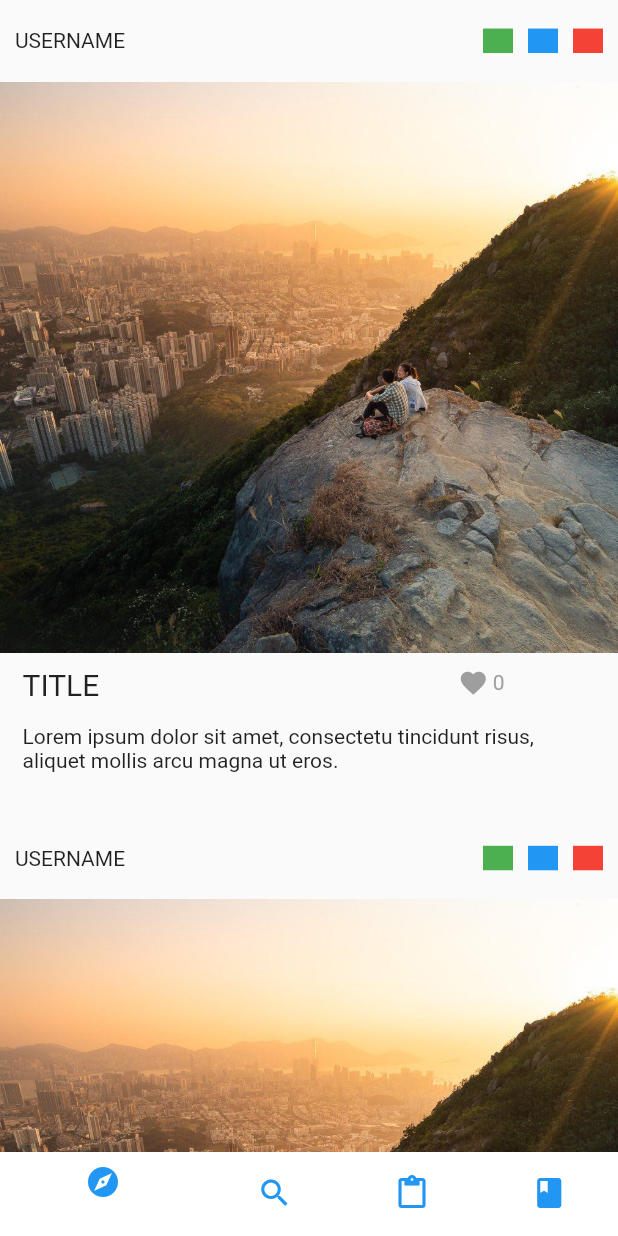
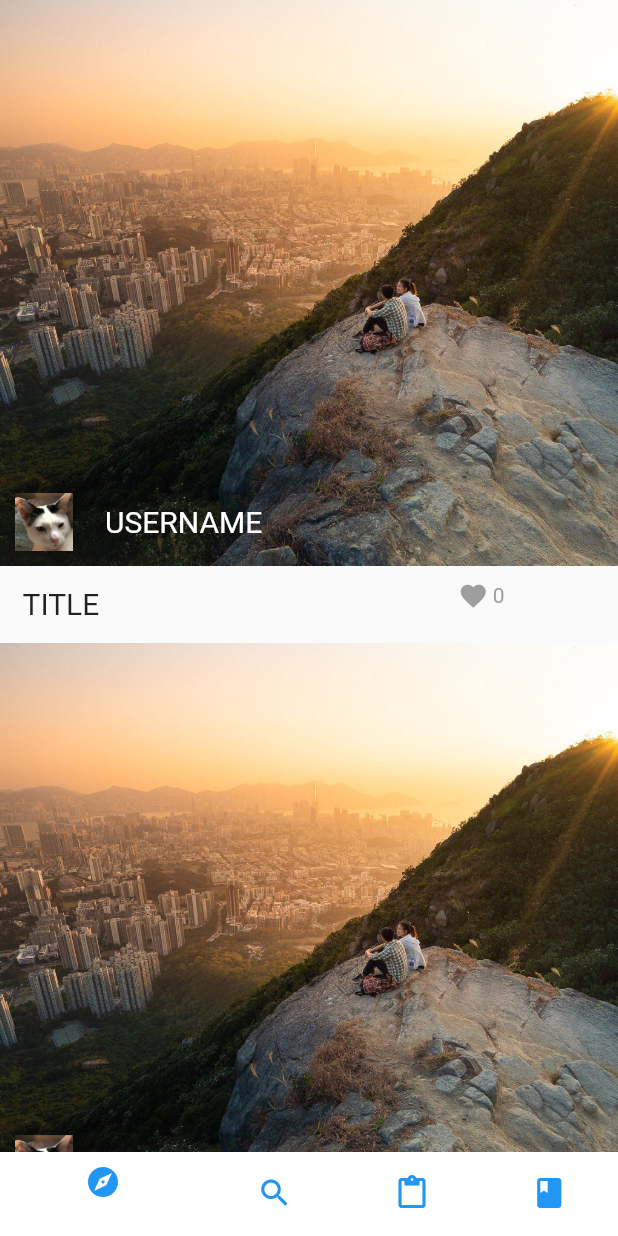
Before and after one commit to EdwinShiu/HackUST-fakeust, a Flutter app: the LandingPage screen opened by its route, swiped to page 2, on a phone screen of 412 x 824 dp. Run offline on Flutter 3.47's test engine with Material 2 defaults, Android fonts, the phone set to English and light mode, and no system bars; drawn by our look-alikes of like_button; our stand-ins replace firebase_auth, firebase_core, google_maps_flutter; accounts and stored records are empty.

Commit message:
Social media second design

```diff
--- a/lib/Components/post.dart
+++ b/lib/Components/post.dart
@@ -3,75 +3,93 @@ import 'package:flutter/material.dart';
 import "package:like_button/like_button.dart";
 
 class Post extends StatelessWidget {
-  final String caption =
+  String caption;
+  double postArea;
+  double imageArea;
+  double locationrowArea;
+  double usernameArea;
+  // Post( {
+  //   postArea = 0.52;
+  //   imageArea = postArea * 0.88;
+  // })
+  Post() {
+    postArea = 0.52;
+    imageArea = postArea * 0.88;
+    locationrowArea = postArea * 0.12;
+    usernameArea = postArea * 0.09;
+    caption =
         "Lorem ipsum dolor sit amet, consectetu tincidunt risus, aliquet mollis arcu magna ut eros. ";
+  }
+  // final double usernameRowArea = 0.1;
   @override
   Widget build(BuildContext context) {
     var screenHeight = MediaQuery.of(context).size.height;
     var screenWidth = MediaQuery.of(context).size.width;
 
     return Container(
-      height: screenHeight * 0.66,
+      height: screenHeight * postArea,
       width: screenWidth,
-      margin: const EdgeInsets.only(bottom: 1),
+      margin: const EdgeInsets.only(bottom: 0),
       // color: Colors.amber,
       child: Column(
         children: [
           // Username and tag container
-          Container(
-            height: screenHeight * 0.66 * 0.1,
-            // color: Colors.white,
-            child: Stack(
-              children: [
-                Align(
-                  alignment: Alignment.centerLeft,
-                  child: Padding(
-                    padding: EdgeInsets.only(left: 10),
-                    child: Text('USERNAME'),
-                  ),
-                ),
-                // tag
-                Align(
-                  alignment: Alignment.centerRight,
-                  child: Padding(
-                    padding: EdgeInsets.only(right: 10),
-                    child: Container(
-                      height: screenHeight * 0.66 * 0.03,
-                      width: 20,
-                      color: Colors.red,
-                    ),
-                  ),
-                ),
-                // tag
-                Align(
-                  alignment: Alignment.centerRight,
-                  child: Padding(
-                    padding: EdgeInsets.only(right: 40),
-                    child: Container(
-                      height: screenHeight * 0.66 * 0.03,
-                      width: 20,
-                      color: Colors.blue,
-                    ),
-                  ),
-                ),
-                // tag
-                Align(
-                  alignment: Alignment.centerRight,
-                  child: Padding(
-                    padding: EdgeInsets.only(right: 70),
-                    child: Container(
-                      height: screenHeight * 0.66 * 0.03,
-                      width: 20,
-                      color: Colors.green,
-                    ),
-                  ),
-                ),
-              ],
-            ),
-          ),
+          // Container(
+          //   height: screenHeight * postArea * 0.1,
+          //   // color: Colors.white,
+          //   child: Stack(
+          //     children: [
+          //       Align(
+          //         alignment: Alignment.centerLeft,
+          //         child: Padding(
+          //           padding: EdgeInsets.only(left: 10),
+          //           child: Text('USERNAME'),
+          //         ),
+          //       ),
+          //       // tag
+          //       Align(
+          //         alignment: Alignment.centerRight,
+          //         child: Padding(
+          //           padding: EdgeInsets.only(right: 10),
+          //           child: Container(
+          //             height: screenHeight * postArea * 0.03,
+          //             width: 20,
+          //             color: Colors.red,
+          //           ),
+          //         ),
+          //       ),
+          //       // tag
+          //       Align(
+          //         alignment: Alignment.centerRight,
+          //         child: Padding(
+          //           padding: EdgeInsets.only(right: 40),
+          //           child: Container(
+          //             height: screenHeight * postArea * 0.03,
+          //             width: 20,
+          //             color: Colors.blue,
+          //           ),
+          //         ),
+          //       ),
+          //       // tag
+          //       Align(
+          //         alignment: Alignment.centerRight,
+          //         child: Padding(
+          //           padding: EdgeInsets.only(right: 70),
+          //           child: Container(
+          //             height: screenHeight * postArea * 0.03,
+          //             width: 20,
+          //             color: Colors.green,
+          //           ),
+          //         ),
+          //       ),
+          //     ],
+          //   ),
+          // ),
+
           // Image
           Container(
-            height: screenHeight * 0.66 * 0.7,
+            height: screenHeight * imageArea,
+            // image background
             decoration: BoxDecoration(
               image: DecorationImage(
                 image: AssetImage("assets/images/logCard2.jpeg"),
@@ -79,20 +97,60 @@ class Post extends StatelessWidget {
                 fit: BoxFit.cover,
               ),
             ),
+            // username
+            child: Align(
+              alignment: Alignment.bottomLeft,
+              child: Padding(
+                  padding: const EdgeInsets.only(
+                    left: 10,
+                    bottom: 10,
                   ),
+                  child: Container(
+                    height: screenHeight * usernameArea,
+                    width: screenWidth * 0.4,
+                    child: Stack(
+                      children: [
+                        Container(
+                          height: screenHeight * usernameArea,
+                          width: screenHeight * usernameArea,
+                          // color: Colors.white,
+                          decoration: BoxDecoration(
+                            image: DecorationImage(
+                              image: AssetImage("assets/images/profilePic.png"),
+                              // fit makes the image occupies the whole allocated space
+                              fit: BoxFit.cover,
+                            ),
+                          ),
+                        ),
+                        Align(
+                          alignment: Alignment.centerRight,
+                          child: Text(
+                            "USERNAME",
+                            style: TextStyle(fontSize: 20, color: Colors.white),
+                          ),
+                        ),
+                      ],
+                    ),
+                  )
+                  // child: Text(
+                  //   "USERNAME",
+                  //   style: TextStyle(fontSize: 20, color: Colors.white),
+                  // ),
+                  ),
+            ),
+          ),
+
           // Location, Name and Like
           Container(
-            height: screenHeight * 0.66 * 0.2,
+            height: screenHeight * locationrowArea,
             width: screenWidth,
             // color: Colors.black,
-            child: Column(
-              children: [
-                Stack(
+            child: Stack(
               children: [
                 Align(
-                      alignment: Alignment.topLeft,
+                  alignment: Alignment.centerLeft,
                   child: Padding(
-                        padding: EdgeInsets.only(left: 15, top: 10),
+                    padding: EdgeInsets.only(left: 15),
                     child: Text(
                       'TITLE',
                       style: TextStyle(fontSize: 20),
@@ -111,12 +169,6 @@ class Post extends StatelessWidget {
                 ),
               ],
             ),
-                Padding(
-                  padding: const EdgeInsets.all(15),
-                  child: Text(caption),
-                )
-              ],
-            ),
           ),
         ],
       ),
--- a/pubspec.yaml
+++ b/pubspec.yaml
@@ -51,6 +51,7 @@ flutter:
     - assets/data/latlng.json
     - assets/images/logCard.jpeg
     - assets/images/logCard2.jpeg
+    - assets/images/profilePic.png
 
   # To add assets to your application, add an assets section, like this:
   # assets:
```
Also changed, not shown: assets/images/profilePic.png (added). Lines whose indentation alone changed are shown as unchanged.
